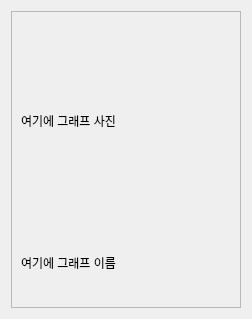
Above: seoul_tour_ver1/map_widget.ui from yunjae6875/seoul_trip_program before the change. Below: the same form after it.
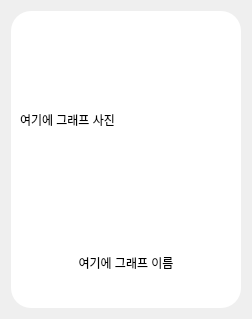
That is the form after the change.

The edit to the form file:
```diff
--- a/seoul_tour_ver1/map_widget.ui
+++ b/seoul_tour_ver1/map_widget.ui
@@ -28,6 +28,10 @@
   <layout class="QVBoxLayout" name="verticalLayout_2">
    <item>
     <widget class="QFrame" name="frame">
+     <property name="styleSheet">
+      <string notr="true">background-color: rgb(255, 255, 255);
+border-radius:20px;</string>
+     </property>
      <property name="frameShape">
       <enum>QFrame::StyledPanel</enum>
      </property>
@@ -56,6 +60,9 @@
         <property name="text">
          <string>여기에 그래프 이름</string>
         </property>
+        <property name="alignment">
+         <set>Qt::AlignCenter</set>
+        </property>
        </widget>
       </item>
      </layout>
```
